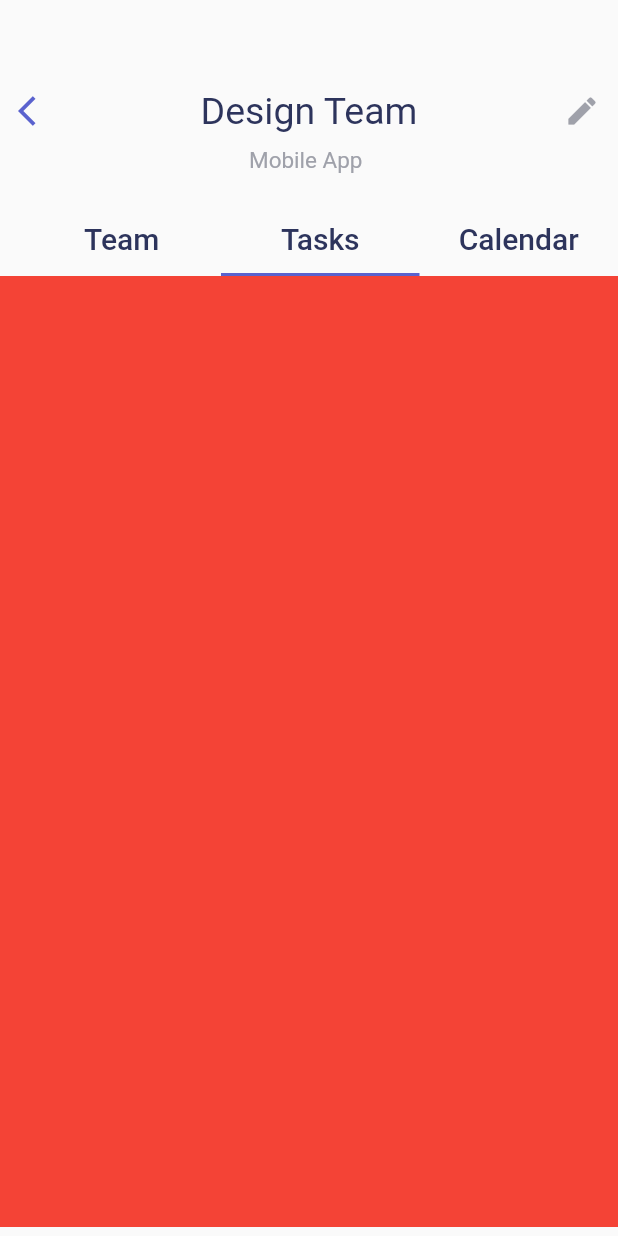
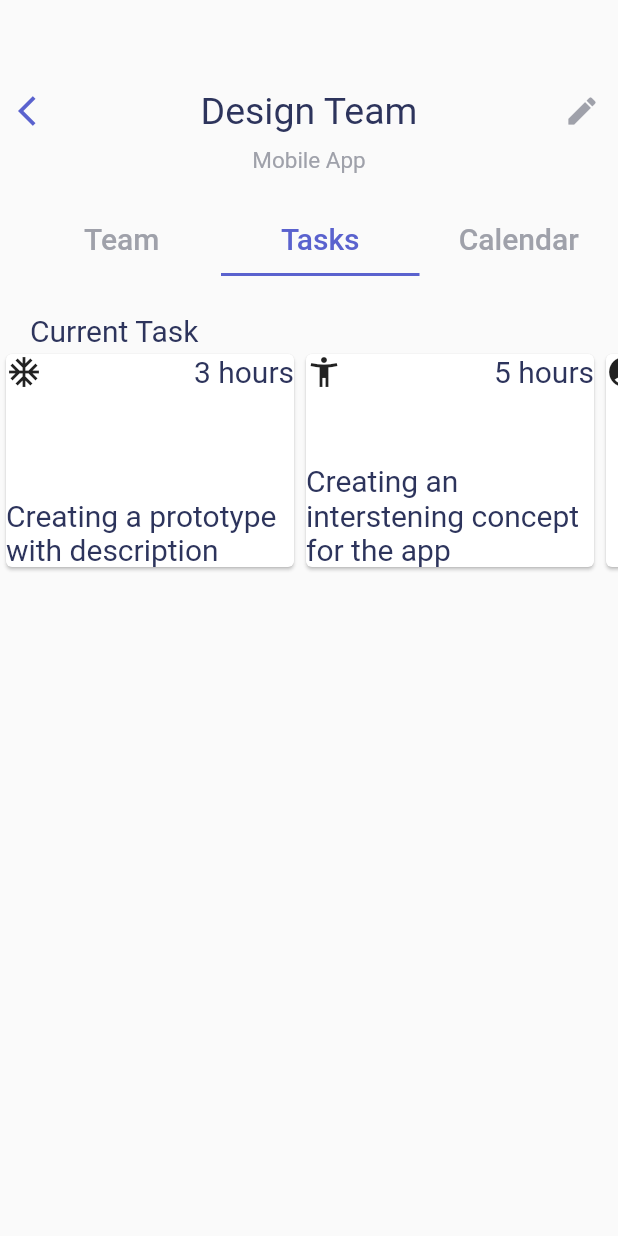
Before and after one commit to saiankit/taskManagerUI, a Flutter app: the screen it shows after launch, tab 2 chosen, on a phone screen of 412 x 824 dp. Run offline on Flutter 3.47's test engine with Material 2 defaults, Android fonts, the phone set to English and light mode, and no system bars; Roboto replaces fonts that are missing (futura).

Commit message:
Refactored some of the code by modularising the widgets

```diff
--- a/lib/components/header.dart
+++ b/lib/components/header.dart
@@ -5,6 +5,7 @@ class Header extends StatelessWidget {
   @override
   Widget build(BuildContext context) {
     return Container(
+      width: MediaQuery.of(context).size.width,
       child : Row(
                 mainAxisAlignment: MainAxisAlignment.spaceBetween,
                 children: <Widget>[
--- a/lib/main.dart
+++ b/lib/main.dart
@@ -10,7 +10,7 @@ class MyApp extends StatelessWidget {
   @override
   Widget build(BuildContext context) {
     return MaterialApp(
-      title: 'UI Challenge',
+      debugShowCheckedModeBanner: false,
       home: MyHomePage(),
     );
   }
@@ -29,15 +29,12 @@ class _MyHomePageState extends State<MyHomePage> with SingleTickerProviderStateM
         padding: const EdgeInsets.only(top : 50.0),
         child: Column(
           children: <Widget>[
-            Container(
-              width: MediaQuery.of(context).size.width,
-              child: Header()
-            ),
+            Header(),
             Container(
               width: MediaQuery.of(context).size.width,
               child: Row(
+                mainAxisAlignment: MainAxisAlignment.center,
                 children: <Widget>[
-                  SizedBox(width: (MediaQuery.of(context).size.width)/2-40.0,),
                   Text('Mobile App',style: ThemeStyle.appBarSubTitle),
                 ],
               ),
--- a/lib/screens/tasks.dart
+++ b/lib/screens/tasks.dart
@@ -1,4 +1,6 @@
 import 'package:flutter/material.dart';
+import 'package:taskManagerUI/utilities/themestyle.dart';
+import '../widgets/current_task.dart';
 class Tasks extends StatefulWidget {
   @override
   _TasksState createState() => _TasksState();
@@ -8,7 +10,28 @@ class _TasksState extends State<Tasks> {
   @override
   Widget build(BuildContext context) {
     return Container(
-      child: Container(color: Colors.red,),
+      child: Column(
+        children: <Widget>[
+          SizedBox(height: 25.0,),
+          Row(
+            children: <Widget>[
+              SizedBox(width: 20.0,),
+              Text('Current Task',style: ThemeStyle.taskText,)
+            ],
+          ),
+          SizedBox(
+            height: 150.0,
+            child: ListView(
+              scrollDirection: Axis.horizontal,
+              children: <Widget>[
+                CurrentTaskCard(taskText: 'Creating a prototype with description',timeLeft: '3 hours',icon: Icon(Icons.ac_unit),),
+                CurrentTaskCard(taskText: 'Creating an interstening concept for the app',timeLeft: '5 hours',icon: Icon(Icons.accessibility_new),),
+                CurrentTaskCard(taskText: 'Hello',timeLeft: '10 hours',icon: Icon(Icons.account_circle),),
+              ],
+            ),
+          ),
+        ],
+      )
     );
   }
 }
--- a/lib/utilities/themeStyle.dart
+++ b/lib/utilities/themeStyle.dart
@@ -7,14 +7,13 @@ class ThemeStyle {
       color: ThemeColor.kdarkblue);
   static final TextStyle tabText = TextStyle(
     fontSize: 20.0,
-    fontFamily: 'futura',
-    color: ThemeColor.kdarkblue);
+    fontFamily: 'futura',);
   static final TextStyle appBarSubTitle = TextStyle(
     fontSize: 15.0,
     fontFamily: 'futura',
     color: ThemeColor.kgrey);
   static final TextStyle taskText = TextStyle(
-    fontSize: 15.0,
+    fontSize: 20.0,
     fontFamily: 'futura',
     color: ThemeColor.kdarkblue);
 }
--- /dev/null
+++ b/lib/widgets/current_task.dart
@@ -0,0 +1,34 @@
+import '../utilities/themeStyle.dart';
+import 'package:flutter/material.dart';
+
+class CurrentTaskCard extends StatelessWidget {
+  final String taskText;
+  final String timeLeft;
+  final Icon icon;
+  CurrentTaskCard({this.taskText,this.timeLeft,this.icon});
+  @override
+  Widget build(BuildContext context) {
+    return Container(
+      height: 100.0,
+      width: 200.0,
+      decoration: BoxDecoration(
+         borderRadius: BorderRadius.circular(20.0)
+      ),
+      child: Card(
+        child: Column(
+          mainAxisAlignment: MainAxisAlignment.spaceBetween,
+          children: <Widget>[
+            Row(
+              mainAxisAlignment: MainAxisAlignment.spaceBetween,
+              children: <Widget>[
+                this.icon,
+                Text(this.timeLeft,style: ThemeStyle.taskText,)
+              ],
+            ),
+            Text(this.taskText,style: ThemeStyle.taskText,)
+          ],
+        ),
+      ),
+    );
+  }
+}
```
Also changed, not shown: 110 other files.
